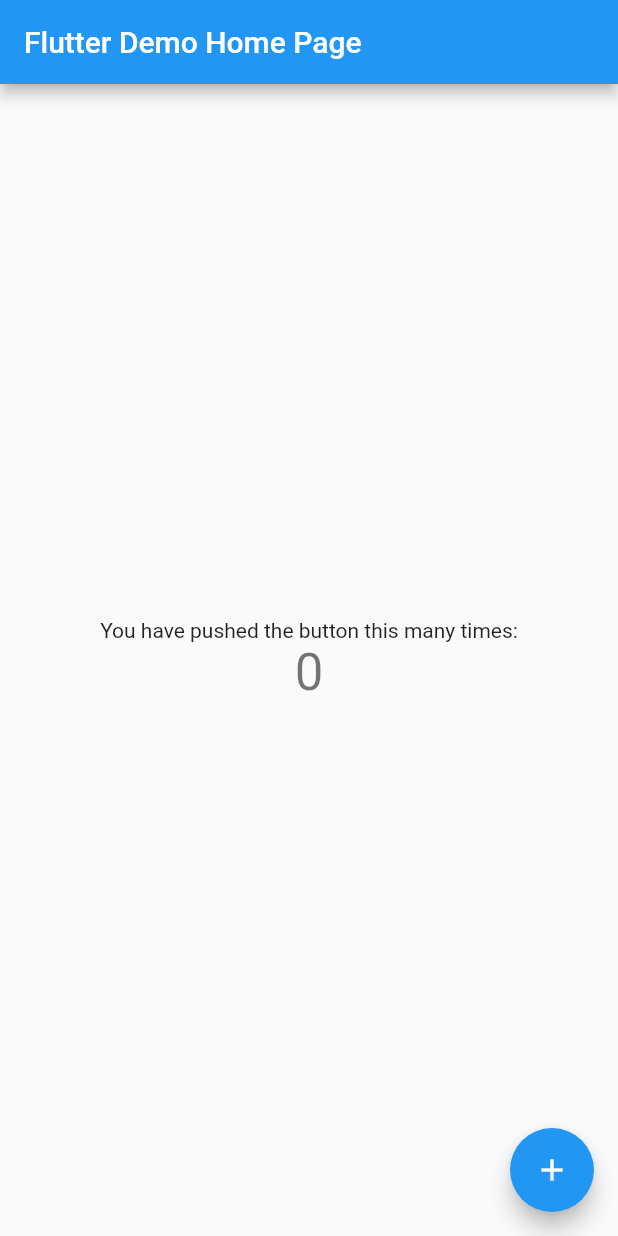
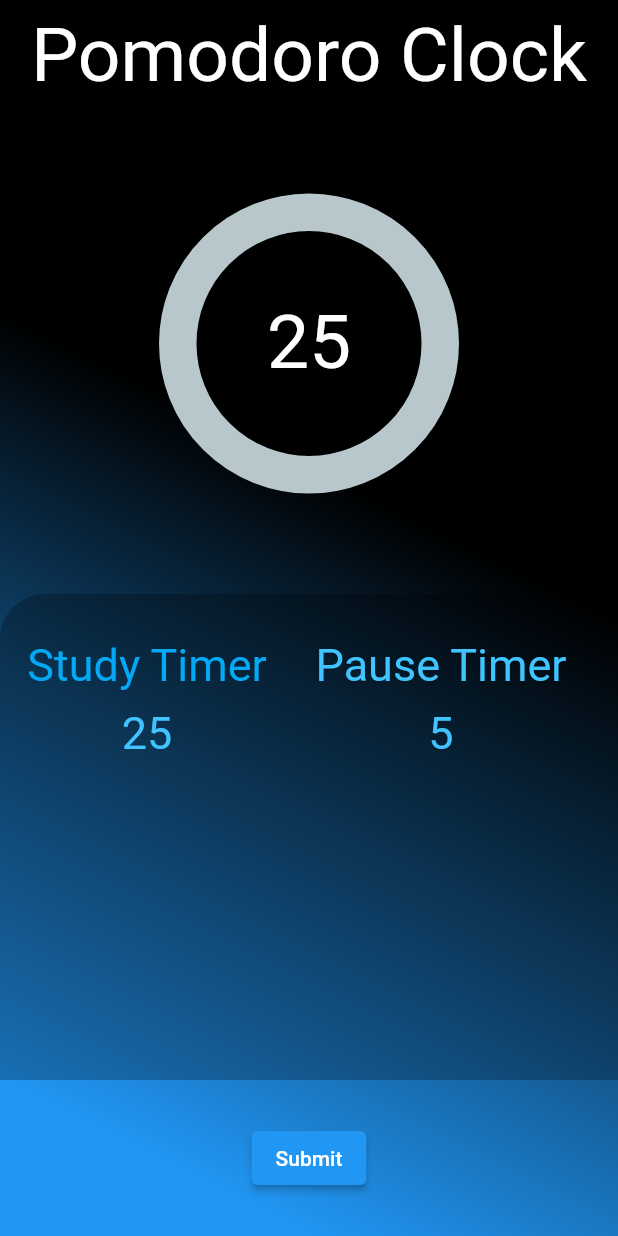
Before and after one commit to EduardRo/simplytimer, a Flutter app: the screen it shows after launch, on a phone screen of 412 x 824 dp. Run offline on Flutter 3.47's test engine with Material 2 defaults, Android fonts, the light colour scheme and no system bars; drawn by our look-alikes of percent_indicator.

Commit message:
modif 21

```diff
--- a/lib/main.dart
+++ b/lib/main.dart
@@ -1,115 +1,164 @@
 import 'package:flutter/material.dart';
+import 'package:percent_indicator/circular_percent_indicator.dart';
 
 void main() {
-  runApp(const MyApp());
+  runApp(const AppStart());
 }
 
-class MyApp extends StatelessWidget {
-  const MyApp({super.key});
+class AppStart extends StatelessWidget {
+  const AppStart({super.key});
 
-  // This widget is the root of your application.
   @override
   Widget build(BuildContext context) {
-    return MaterialApp(
-      title: 'Flutter Demo',
-      theme: ThemeData(
-        // This is the theme of your application.
-        //
-        // Try running your application with "flutter run". You'll see the
-        // application has a blue toolbar. Then, without quitting the app, try
-        // changing the primarySwatch below to Colors.green and then invoke
-        // "hot reload" (press "r" in the console where you ran "flutter run",
-        // or simply save your changes to "hot reload" in a Flutter IDE).
-        // Notice that the counter didn't reset back to zero; the application
-        // is not restarted.
-        primarySwatch: Colors.blue,
-      ),
-      home: const MyHomePage(title: 'Flutter Demo Home Page'),
+    return const MaterialApp(
+      debugShowCheckedModeBanner: false,
+      title: 'Simply Timer',
+      home: Pomodoro(),
     );
   }
 }
 
-class MyHomePage extends StatefulWidget {
-  const MyHomePage({super.key, required this.title});
-
-  // This widget is the home page of your application. It is stateful, meaning
-  // that it has a State object (defined below) that contains fields that affect
-  // how it looks.
-
-  // This class is the configuration for the state. It holds the values (in this
-  // case the title) provided by the parent (in this case the App widget) and
-  // used by the build method of the State. Fields in a Widget subclass are
-  // always marked "final".
-
-  final String title;
+class Pomodoro extends StatefulWidget {
+  const Pomodoro({super.key});
 
   @override
-  State<MyHomePage> createState() => _MyHomePageState();
+  State<Pomodoro> createState() => _PomodoroState();
 }
 
-class _MyHomePageState extends State<MyHomePage> {
-  int _counter = 0;
-
-  void _incrementCounter() {
-    setState(() {
-      // This call to setState tells the Flutter framework that something has
-      // changed in this State, which causes it to rerun the build method below
-      // so that the display can reflect the updated values. If we changed
-      // _counter without calling setState(), then the build method would not be
-      // called again, and so nothing would appear to happen.
-      _counter++;
-    });
-  }
-
+class _PomodoroState extends State<Pomodoro> {
+  double percent = 0;
+  static int timeInMinut = 25;
+  int timeInSec = timeInMinut * 60;
   @override
   Widget build(BuildContext context) {
-    // This method is rerun every time setState is called, for instance as done
-    // by the _incrementCounter method above.
-    //
-    // The Flutter framework has been optimized to make rerunning build methods
-    // fast, so that you can just rebuild anything that needs updating rather
-    // than having to individually change instances of widgets.
-    return Scaffold(
-      appBar: AppBar(
-        // Here we take the value from the MyHomePage object that was created by
-        // the App.build method, and use it to set our appbar title.
-        title: Text(widget.title),
-      ),
-      body: Center(
-        // Center is a layout widget. It takes a single child and positions it
-        // in the middle of the parent.
-        child: Column(
-          // Column is also a layout widget. It takes a list of children and
-          // arranges them vertically. By default, it sizes itself to fit its
-          // children horizontally, and tries to be as tall as its parent.
-          //
-          // Invoke "debug painting" (press "p" in the console, choose the
-          // "Toggle Debug Paint" action from the Flutter Inspector in Android
-          // Studio, or the "Toggle Debug Paint" command in Visual Studio Code)
-          // to see the wireframe for each widget.
-          //
-          // Column has various properties to control how it sizes itself and
-          // how it positions its children. Here we use mainAxisAlignment to
-          // center the children vertically; the main axis here is the vertical
-          // axis because Columns are vertical (the cross axis would be
-          // horizontal).
-          mainAxisAlignment: MainAxisAlignment.center,
-          children: <Widget>[
-            const Text(
-              'You have pushed the button this many times:',
+    return SafeArea(
+      left: true,
+      child: Scaffold(
+        body: Container(
+          decoration: const BoxDecoration(
+            gradient: LinearGradient(
+              colors: [Colors.blue, Colors.black],
+              begin: FractionalOffset(
+                0.5,
+                1,
+              ),
             ),
-            Text(
-              '$_counter',
-              style: Theme.of(context).textTheme.headline4,
+          ),
+          width: double.infinity,
+          child: Expanded(
+            child: Column(
+              mainAxisAlignment: MainAxisAlignment.start,
+              crossAxisAlignment: CrossAxisAlignment.center,
+              children: [
+                const Padding(
+                  padding: EdgeInsets.only(top: 8),
+                  child: Text(
+                    'Pomodoro Clock',
+                    style: TextStyle(
+                      color: Colors.white,
+                      fontSize: 50,
+                    ),
+                  ),
+                ),
+                Expanded(
+                  child: CircularPercentIndicator(
+                    percent: percent,
+                    animation: true,
+                    animateFromLastPercent: true,
+                    radius: 100,
+                    lineWidth: 25,
+                    progressColor: Colors.white,
+                    center: Text(
+                      "$timeInMinut",
+                      style: const TextStyle(
+                        color: Colors.white,
+                        fontSize: 50,
+                      ),
+                    ),
+                  ),
+                ),
+                const SizedBox(
+                  height: 5.0,
+                ),
+                Expanded(
+                  child: Container(
+                    width: double.infinity,
+                    decoration: const BoxDecoration(
+                      color: Colors.black26,
+                      borderRadius: BorderRadius.only(
+                        topRight: Radius.circular(30.0),
+                        topLeft: Radius.circular(30.0),
+                      ),
+                    ),
+                    child: Padding(
+                      padding: const EdgeInsets.only(
+                        top: 30.0,
+                        right: 20,
+                      ),
+                      child: Expanded(
+                        child: Row(
+                          children: [
+                            Expanded(
+                              child: Column(
+                                children: const [
+                                  Text(
+                                    'Study Timer',
+                                    style: TextStyle(
+                                        fontSize: 30.0,
+                                        color: Colors.lightBlue),
+                                  ),
+                                  SizedBox(
+                                    height: 10.0,
+                                  ),
+                                  Text(
+                                    '25',
+                                    style: TextStyle(
+                                        fontSize: 30.0,
+                                        color: Colors.lightBlueAccent),
+                                  ),
+                                ],
+                              ),
+                            ),
+                            Expanded(
+                              child: Column(
+                                children: const [
+                                  Text(
+                                    'Pause Timer',
+                                    style: TextStyle(
+                                        fontSize: 30.0,
+                                        color: Colors.lightBlueAccent),
+                                  ),
+                                  SizedBox(
+                                    height: 10.0,
+                                  ),
+                                  Text(
+                                    '5',
+                                    style: TextStyle(
+                                        fontSize: 30.0,
+                                        color: Colors.lightBlueAccent),
+                                  ),
+                                ],
+                              ),
+                            ),
+                          ],
+                        ),
+                      ),
+                    ),
+                  ),
+                ),
+                Padding(
+                  padding: const EdgeInsets.symmetric(vertical: 28.0),
+                  child: ElevatedButton(
+                    onPressed: () => {},
+                    child: const Text('Submit'),
+                    //other properties
+                  ),
+                ),
+              ],
             ),
-          ],
+          ),
         ),
       ),
-      floatingActionButton: FloatingActionButton(
-        onPressed: _incrementCounter,
-        tooltip: 'Increment',
-        child: const Icon(Icons.add),
-      ), // This trailing comma makes auto-formatting nicer for build methods.
     );
   }
 }
--- a/pubspec.yaml
+++ b/pubspec.yaml
@@ -36,6 +36,7 @@
   # The following adds the Cupertino Icons font to your application.
   # Use with the CupertinoIcons class for iOS style icons.
   cupertino_icons: ^1.0.2
+  percent_indicator: ^4.2.2
 
 dev_dependencies:
   flutter_test:
```
Also changed, not shown: pubspec.lock, 1 other file.
